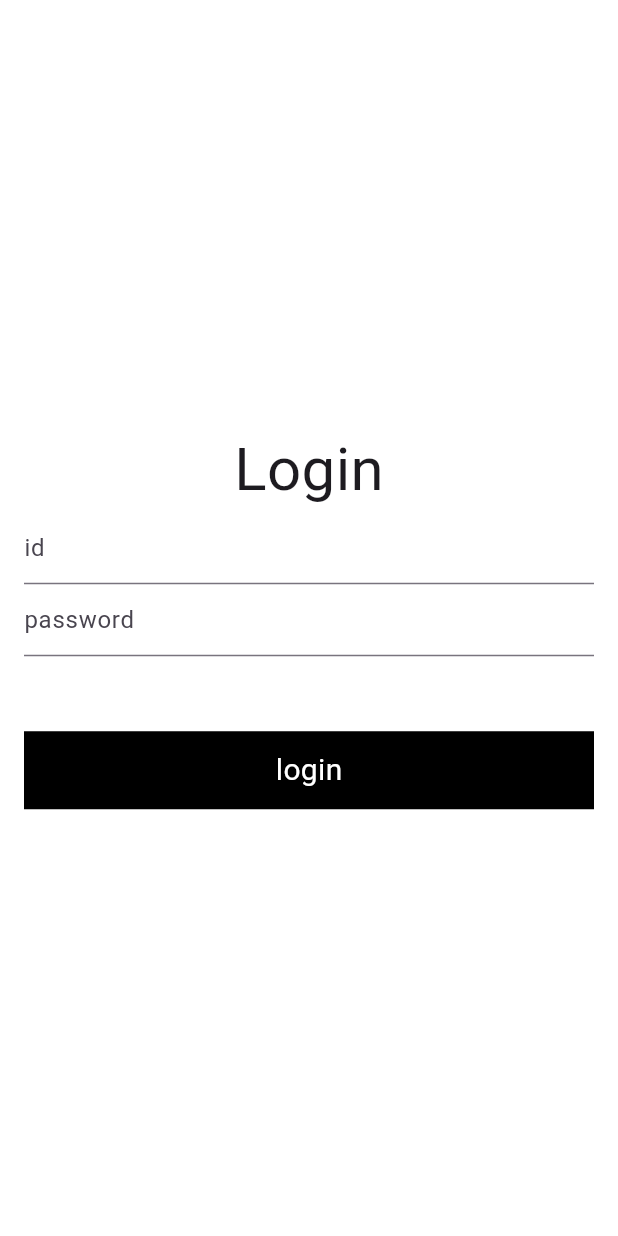
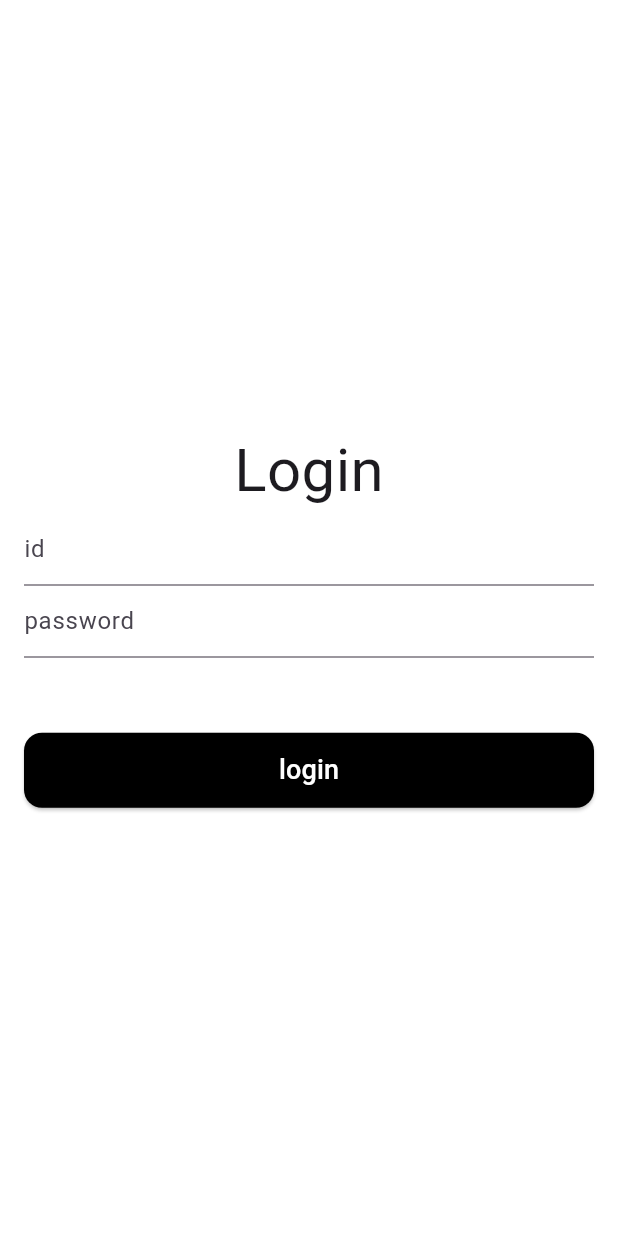
Before and after one commit to jerry-joohee/flutter_study_1, a Flutter app: the screen it shows after launch, on a phone screen of 412 x 824 dp. Run offline on Flutter 3.47's test engine with Material 3 defaults, Android fonts, the phone set to English and light mode, and no system bars.

Commit message:
Button -> TodoApp으로 이동

```diff
--- a/lib/login.dart
+++ b/lib/login.dart
@@ -1,4 +1,5 @@
 import 'package:flutter/material.dart';
+import 'package:flutter_study/todolist.dart';
 
 class Login extends StatefulWidget {
   const Login({super.key});
@@ -31,17 +32,25 @@ class _LoginState extends State<Login> {
               SizedBox(
                 height: 50,
               ),
-              Container(
-                decoration: BoxDecoration(color: Colors.black),
-                width: double.maxFinite,
-                height: 52,
-                child: Center(
-                  child: Text(
-                    'login',
-                    style: TextStyle(color: Colors.white, fontSize: 20),
+              ElevatedButton(
+                onPressed: () {
+                  Navigator.push(
+                    context,
+                    MaterialPageRoute(builder: (context) => TodoApp()), //페이지 이동
+                  );
+                },
+                style: ElevatedButton.styleFrom(
+                  minimumSize: Size.fromHeight(50),
+                  backgroundColor: Colors.black,
+                  shape: RoundedRectangleBorder(
+                    borderRadius: BorderRadius.circular(12),
                   ),
                 ),
-              )
+                child: Text(
+                  'login',
+                  style: TextStyle(color: Colors.white, fontSize: 18),
+                ),
+              ),
             ],
           ),
         ),
```
